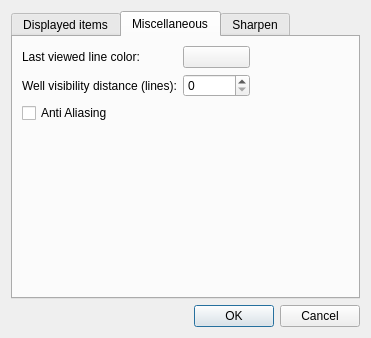
First picture: the form in GridUI/displayoptionsdialog.ui, repository fsoos74/su, before the edit.
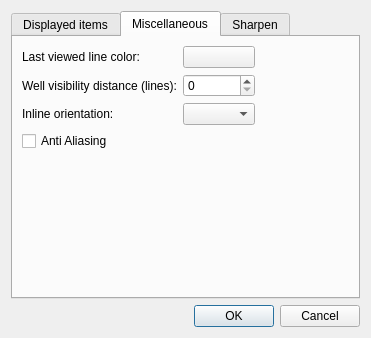
Second picture: the form after the edit. The open tabs and pages were chosen to show the change. Custom widgets are drawn as their Qt base class.

Commit message: moved inline orientation to displayoptions / displayoptionsdialog

The edit to the form file:
```diff
--- a/GridUI/displayoptionsdialog.ui
+++ b/GridUI/displayoptionsdialog.ui
@@ -129,13 +129,23 @@
            </property>
           </spacer>
          </item>
-         <item row="2" column="0">
+         <item row="3" column="0">
           <widget class="QCheckBox" name="cbAntiAliasing">
            <property name="text">
             <string>Anti Aliasing</string>
            </property>
           </widget>
          </item>
+         <item row="2" column="0">
+          <widget class="QLabel" name="label_5">
+           <property name="text">
+            <string>Inline orientation:</string>
+           </property>
+          </widget>
+         </item>
+         <item row="2" column="1">
+          <widget class="QComboBox" name="cbInlineOrientation"/>
+         </item>
         </layout>
        </item>
        <item>
```
Left out of the diff: 2 changed lines with no effect on the pictures. The commit also changes 8 other files.
